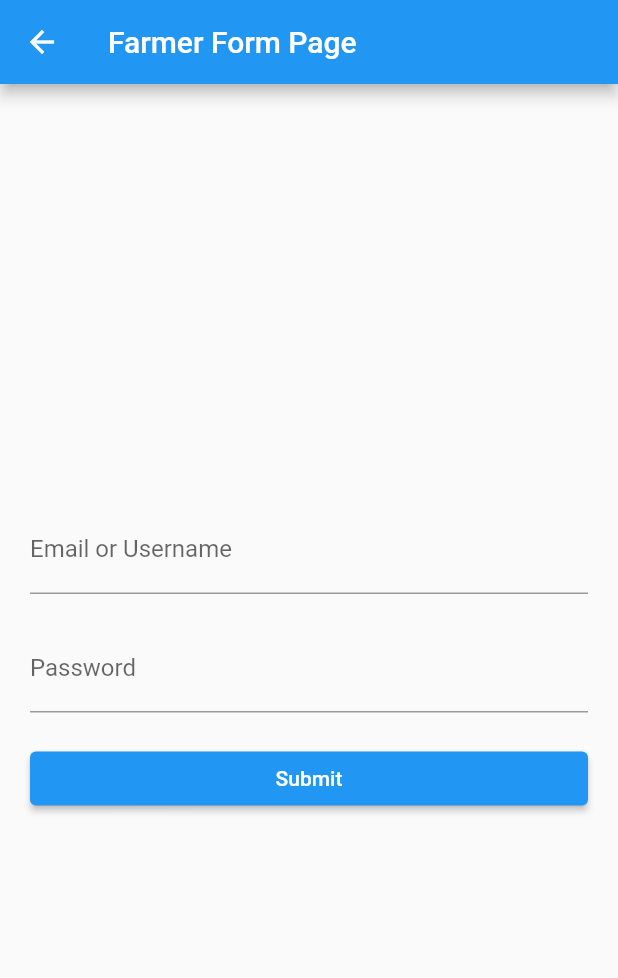
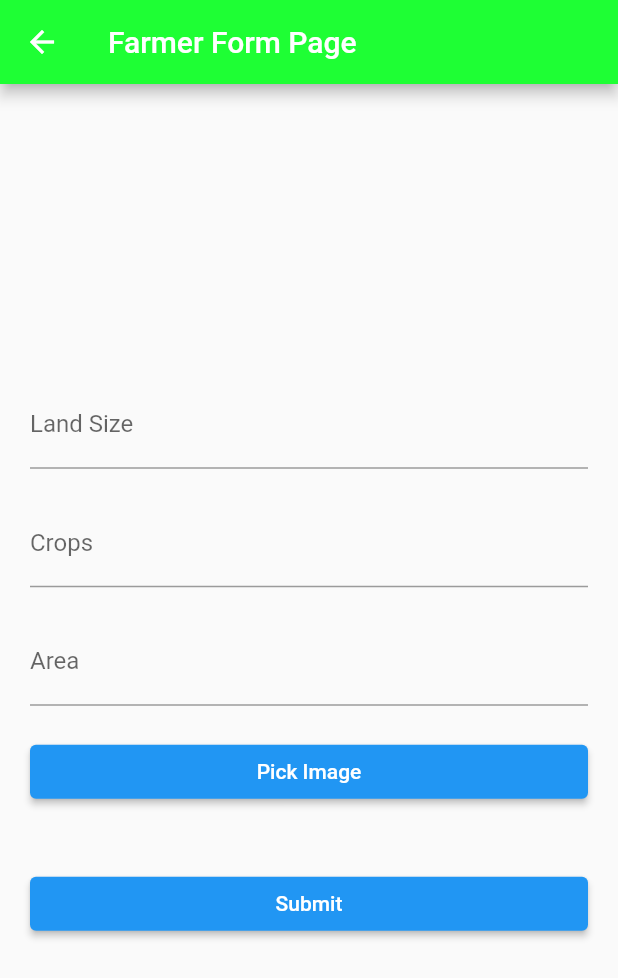
Before and after one commit to Naval1704/Greenify, a Flutter app: the FarmerFormPage screen opened directly, on a phone screen of 412 x 824 dp. Shown: the top 978 px of the screen. Run offline on Flutter 3.47's test engine with Material 2 defaults, Android fonts, the phone set to English and light mode, and no system bars; our stand-ins replace image_picker.

Commit message:
added textfieds for login and created basic form

```diff
--- a/lib/farmer_form.dart
+++ b/lib/farmer_form.dart
@@ -1,4 +1,6 @@
 import 'package:flutter/material.dart';
+import 'package:image_picker/image_picker.dart';
+import 'dart:io';
 
 class FarmerFormPage extends StatefulWidget {
   const FarmerFormPage({Key? key}) : super(key: key);
@@ -8,14 +10,35 @@ class FarmerFormPage extends StatefulWidget {
 }
 
 class _FarmerFormPageState extends State<FarmerFormPage> {
-  TextEditingController _emailController = TextEditingController();
-  TextEditingController _passwordController = TextEditingController();
+  TextEditingController _landSizeController = TextEditingController();
+  TextEditingController _cropsController = TextEditingController();
+  TextEditingController _areaController = TextEditingController();
+  File? _selectedImage; // Store the selected image file
+
+  // Function to pick an image from the device
+  Future<void> _pickImage() async {
+    final picker = ImagePicker();
+    final pickedFile = await picker.getImage(source: ImageSource.gallery);
+
+    if (pickedFile != null) {
+      setState(() {
+        _selectedImage = File(pickedFile.path);
+      });
+    }
+  }
 
   void _submitForm() {
     // Implement your form submission logic here
     // For now, let's just print the input values
-    print('Email: ${_emailController.text}');
-    print('Password: ${_passwordController.text}');
+    print('Land Size: ${_landSizeController.text}');
+    print('Crops: ${_cropsController.text}');
+    print('Area: ${_areaController.text}');
+    print('Crop Images');
+    if (_selectedImage != null) {
+      print('Image Path: ${_selectedImage!.path}');
+    } else {
+      print('No image selected.');
+    }
   }
 
   @override
@@ -23,6 +46,7 @@ class _FarmerFormPageState extends State<FarmerFormPage> {
     return Scaffold(
       appBar: AppBar(
         title: Text('Farmer Form Page'),
+        backgroundColor: const Color(0xFF1EFF34),
       ),
       body: Padding(
         padding: const EdgeInsets.all(20.0),
@@ -31,19 +55,37 @@ class _FarmerFormPageState extends State<FarmerFormPage> {
           crossAxisAlignment: CrossAxisAlignment.stretch,
           children: [
             TextFormField(
-              controller: _emailController,
+              controller: _landSizeController,
               decoration: InputDecoration(
-                labelText: 'Email or Username',
+                labelText: 'Land Size',
               ),
             ),
             SizedBox(height: 20),
             TextFormField(
-              controller: _passwordController,
-              obscureText: true,
+              controller: _cropsController,
               decoration: InputDecoration(
-                labelText: 'Password',
+                labelText: 'Crops',
               ),
             ),
+            SizedBox(height: 20),
+            TextFormField(
+              controller: _areaController,
+              decoration: InputDecoration(
+                labelText: 'Area',
+              ),
+            ),
+            SizedBox(height: 20),
+            ElevatedButton(
+              onPressed: _pickImage,
+              child: Text('Pick Image'),
+            ),
+            SizedBox(height: 20),
+            if (_selectedImage != null)
+              Image.file(
+                _selectedImage!,
+                height: 100,
+                width: 100,
+              ),
             SizedBox(height: 20),
             ElevatedButton(
               onPressed: _submitForm,
@@ -55,3 +97,9 @@ class _FarmerFormPageState extends State<FarmerFormPage> {
     );
   }
 }
+
+void main() {
+  runApp(MaterialApp(
+    home: FarmerFormPage(),
+  ));
+}
--- a/pubspec.yaml
+++ b/pubspec.yaml
@@ -48,6 +48,7 @@ dev_dependencies:
   # package. See that file for information about deactivating specific lint
   # rules and activating additional ones.
   flutter_lints: ^2.0.0
+  image_picker: ^0.8.4+2
 
 
 
```
Also changed, not shown: lib/family_form.dart (+58 -0 lines), lib/family_page.dart (+69 -41 lines), lib/farmer_page.dart (+69 -41 lines), pubspec.lock, 5 other files.
